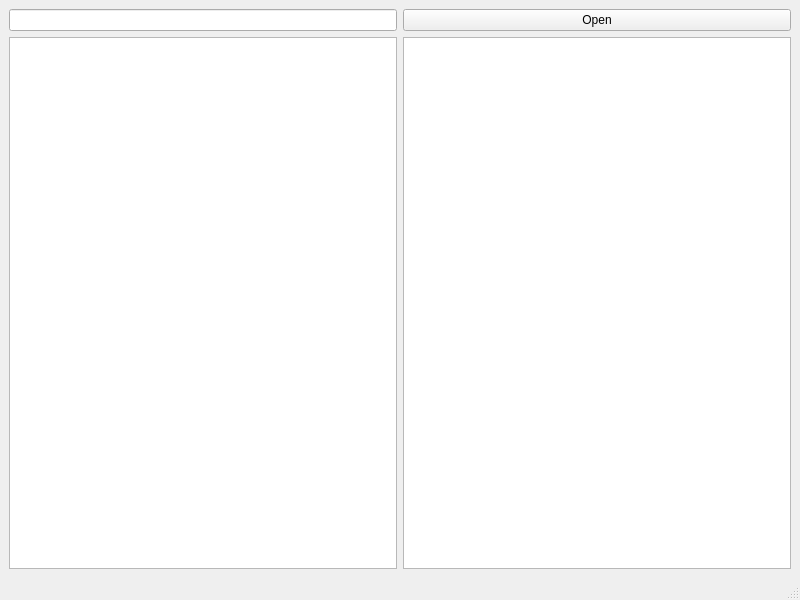
XRay3D/SVD_Viewer, file mainwindow.ui: the form before one commit.
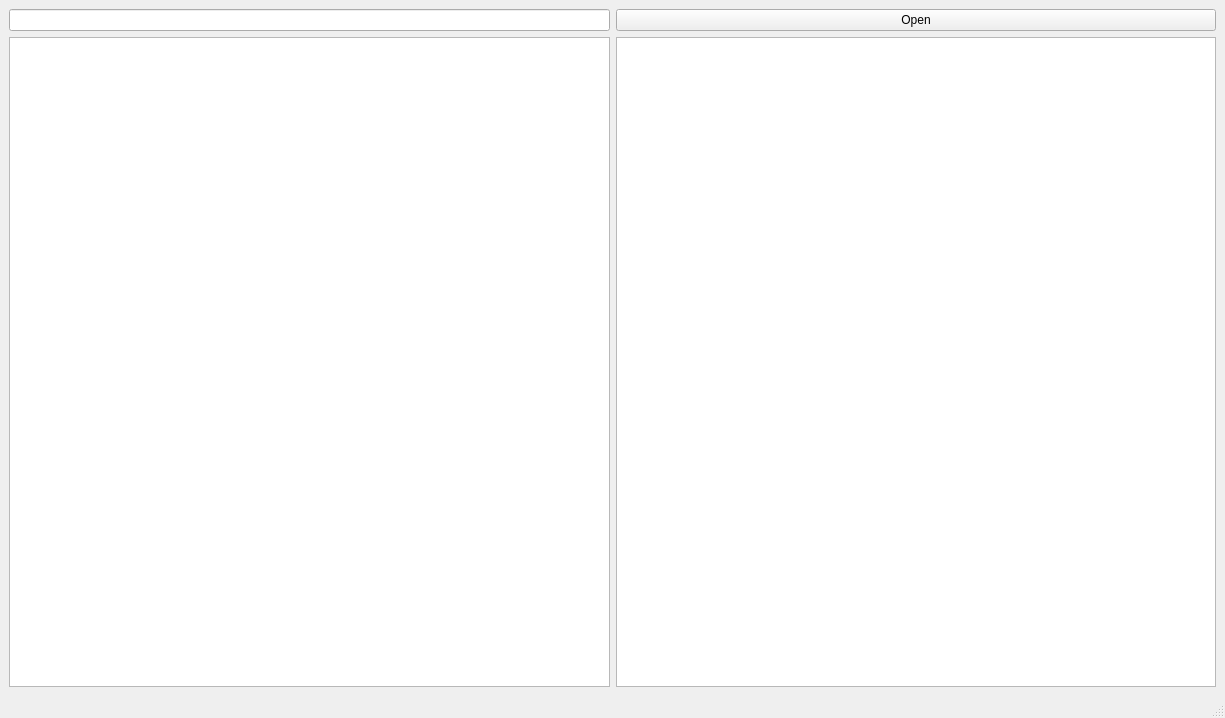
The form after the commit.

```diff
--- a/mainwindow.ui
+++ b/mainwindow.ui
@@ -6,8 +6,8 @@
    <rect>
     <x>0</x>
     <y>0</y>
-    <width>800</width>
-    <height>600</height>
+    <width>1225</width>
+    <height>718</height>
    </rect>
   </property>
   <property name="windowTitle">
```
Left out of the diff: 30 changed lines with no effect on the pictures.
